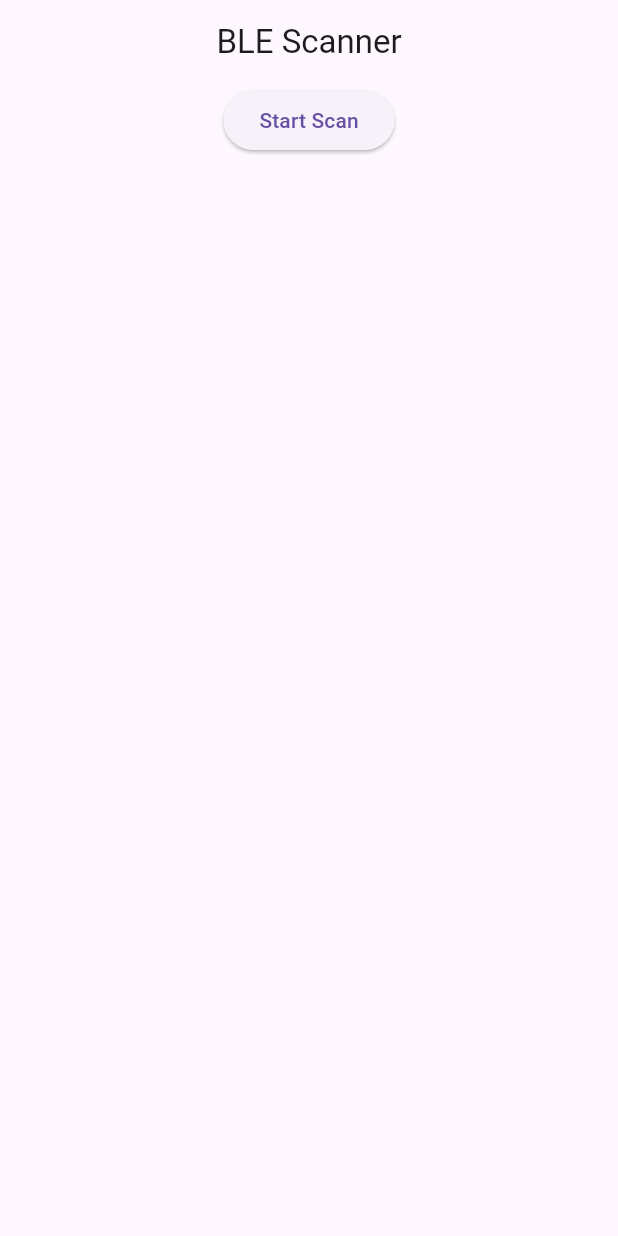
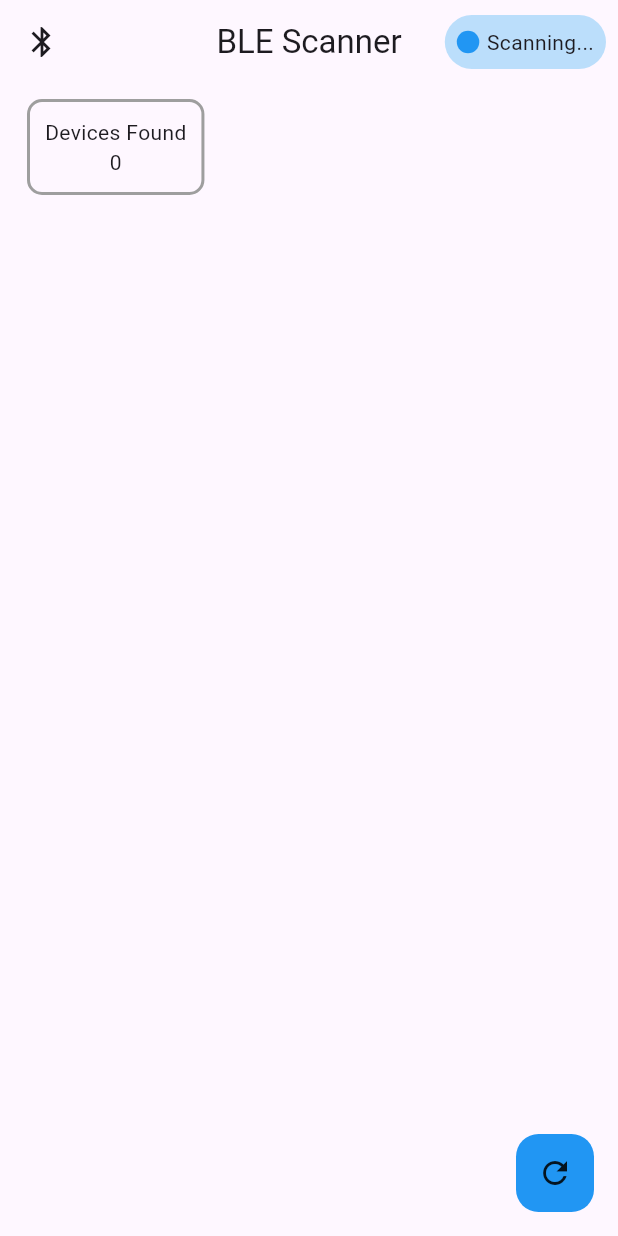
Before and after one commit to Abhay-Kumar-Dubey/BLE_Vitals_Scanner_flutter, a Flutter app: the screen it shows after launch, on a phone screen of 412 x 824 dp. Run offline on Flutter 3.47's test engine with Material 3 defaults, Android fonts, the phone set to English and light mode, and no system bars; our stand-ins replace get, permission_handler; missing offline and left inert: flutter_reactive_ble.

Commit message:
Home page design and parameters changed

```diff
--- a/lib/app/modules/home/controllers/home_controller.dart
+++ b/lib/app/modules/home/controllers/home_controller.dart
@@ -8,7 +8,7 @@ class HomeController extends GetxController {
   final BleServices _bleServices = BleServices();
 
   RxList<DiscoveredDevice> devices = <DiscoveredDevice>[].obs;
-
+  RxInt deviceFound = 0.obs;
   RxBool isScanning = false.obs;
   RxString connectionState = "Disconnected".obs;
 
@@ -20,6 +20,7 @@ class HomeController extends GetxController {
     _bleServices.startScan(
       onDeviceFound: (deviceList) {
         devices.assignAll(deviceList);
+        deviceFound.value = deviceList.length;
       },
       onError: (error) {
         Get.snackbar("Error", error);
--- a/lib/app/modules/home/views/home_view.dart
+++ b/lib/app/modules/home/views/home_view.dart
@@ -10,19 +10,70 @@ class HomeView extends GetView<HomeController> {
   @override
   Widget build(BuildContext context) {
     return Scaffold(
-      appBar: AppBar(title: const Text('BLE Scanner'), centerTitle: true),
-      body: Column(
+      appBar: AppBar(
+        leading: Icon(Icons.bluetooth),
+        title: const Text('BLE Scanner'),
+        centerTitle: true,
+        actions: [
+          Padding(
+            padding: const EdgeInsets.only(right: 8.0),
+            child: Container(
+              decoration: BoxDecoration(
+                color: Colors.blue[100],
+                borderRadius: BorderRadius.circular(25),
+              ),
+              child: Padding(
+                padding: const EdgeInsets.all(8.0),
+                child: Row(
                   children: [
-          Obx(
-            () => ElevatedButton(
-              onPressed: controller.isScanning.value
-                  ? controller.stopScan
-                  : controller.startScan,
-              child: Text(
-                controller.isScanning.value ? "Stop Scan" : "Start Scan",
+                    Container(
+                      height: 15,
+                      width: 15,
+                      decoration: BoxDecoration(
+                        color: Colors.blue,
+                        borderRadius: BorderRadius.circular(12),
+                      ),
+                    ),
+                    SizedBox(width: 5),
+                    Text('Scanning...'),
+                  ],
                 ),
               ),
             ),
+          ),
+        ],
+      ),
+      body: Column(
+        crossAxisAlignment: CrossAxisAlignment.start,
+        children: [
+          Padding(
+            padding: const EdgeInsets.symmetric(horizontal: 18.0, vertical: 10),
+            child: Container(
+              decoration: BoxDecoration(
+                border: Border.all(width: 2, color: Colors.grey),
+                borderRadius: BorderRadius.circular(10),
+              ),
+              child: Padding(
+                padding: const EdgeInsets.all(10.0),
+                child: Column(
+                  children: [
+                    Text("Devices Found"),
+                    Obx(() => Text('${controller.deviceFound}')),
+                  ],
+                ),
+              ),
+            ),
+          ),
+          // Obx(
+          //   () => ElevatedButton(
+          //     onPressed: controller.isScanning.value
+          //         ? controller.stopScan
+          //         : controller.startScan,
+          //     child: Text(
+          //       controller.isScanning.value ? "Stop Scan" : "Start Scan",
+          //     ),
+          //   ),
+          // ),
           Expanded(
             child: Center(
               child: Obx(() {
@@ -30,12 +81,12 @@ class HomeView extends GetView<HomeController> {
                   itemCount: controller.devices.length,
                   itemBuilder: (context, index) {
                     final device = controller.devices[index];
-
-                    return ListTile(
-                      title: Text(
-                        device.name.isNotEmpty ? device.name : "Unknown Device",
+                    return Padding(
+                      padding: const EdgeInsets.symmetric(
+                        horizontal: 8.0,
+                        vertical: 5,
                       ),
-                      subtitle: Text(device.id),
+                      child: GestureDetector(
                         onTap: () {
                           controller.stopScan;
                           Get.toNamed(
@@ -43,7 +94,55 @@ class HomeView extends GetView<HomeController> {
                             arguments: {"deviceId": device.id},
                           );
                         },
+                        child: Container(
+                          decoration: BoxDecoration(
+                            border: Border.all(width: 1, color: Colors.blue),
+                          ),
+                          child: Padding(
+                            padding: const EdgeInsets.all(8.0),
+                            child: Row(
+                              mainAxisAlignment: MainAxisAlignment.spaceBetween,
+                              children: [
+                                Container(
+                                  decoration: BoxDecoration(
+                                    color: Colors.blue[50],
+                                  ),
+                                  child: Padding(
+                                    padding: const EdgeInsets.all(15.0),
+                                    child: Icon(Icons.bluetooth_audio_rounded),
+                                  ),
+                                ),
+                                Column(
+                                  children: [
+                                    Text(
+                                      device.name.isNotEmpty
+                                          ? device.name
+                                          : "Unknown Device",
+                                    ),
+                                    Text(device.id),
+                                  ],
+                                ),
+                                Text(device.rssi.toString()),
+                                Icon(Icons.arrow_forward_ios_sharp),
+                              ],
+                            ),
+                          ),
+                        ),
+                      ),
                     );
+                    // return ListTile(
+                    //   title: Text(
+                    //     device.name.isNotEmpty ? device.name : "Unknown Device",
+                    //   ),
+                    //   subtitle: Text(device.id),
+                    //   onTap: () {
+                    //     controller.stopScan;
+                    //     Get.toNamed(
+                    //       Routes.CONNECTED_DEVICE,
+                    //       arguments: {"deviceId": device.id},
+                    //     );
+                    //   },
+                    // );
                   },
                 );
               }),
@@ -51,6 +150,25 @@ class HomeView extends GetView<HomeController> {
           ),
         ],
       ),
+      floatingActionButton: GestureDetector(
+        onTap: () {
+          controller.startScan();
+
+          Future.delayed(const Duration(seconds: 6), () {
+            controller.stopScan();
+          });
+        },
+        child: Container(
+          decoration: BoxDecoration(
+            color: Colors.blue,
+            borderRadius: BorderRadius.circular(15),
+          ),
+          child: Padding(
+            padding: const EdgeInsets.all(14.0),
+            child: Icon(Icons.refresh),
+          ),
+        ),
+      ),
     );
   }
 }
```
Lines whose indentation alone changed are shown as unchanged.
